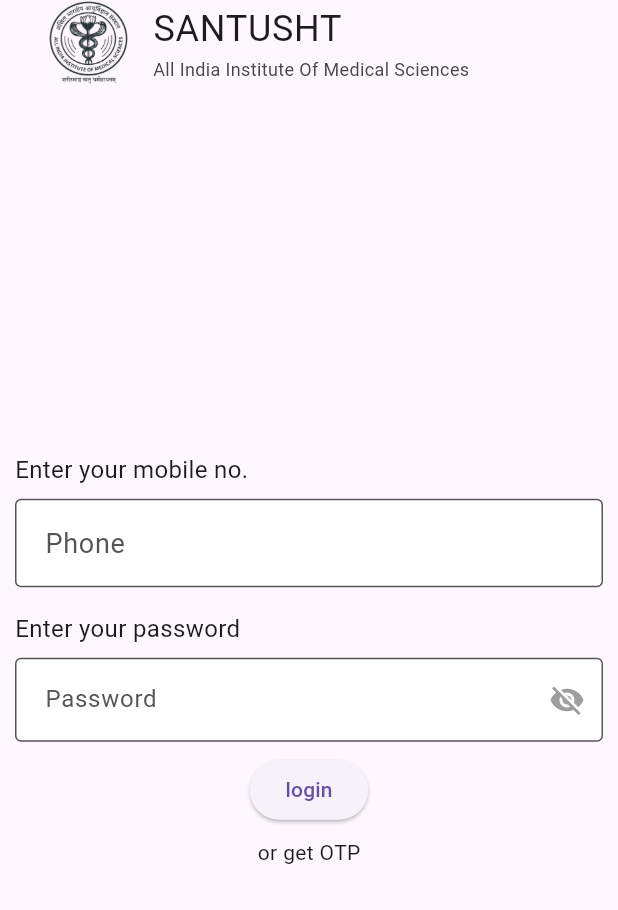
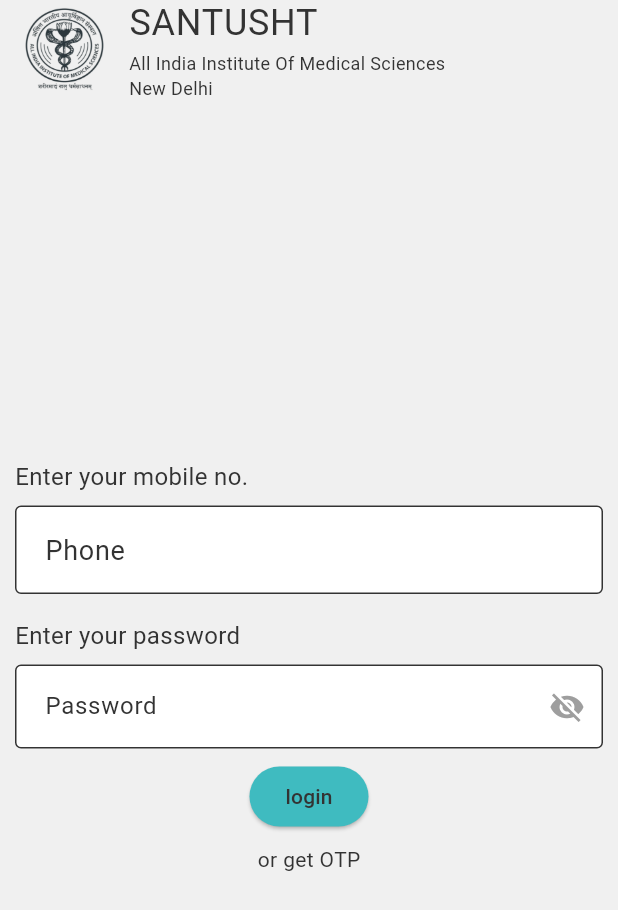
Before and after one commit to SUMITKRROY/grievanceportal, a Flutter app: the screen it shows after launch, on a phone screen of 412 x 824 dp. Shown: the top 910 px of the screen. Run offline on Flutter 3.47's test engine with Material 3 defaults, Android fonts, the phone set to English and light mode, and no system bars; our stand-ins replace bloc, dio, flutter_screenutil.

Commit message:
add themedata

```diff
--- a/lib/components/appbar.dart
+++ b/lib/components/appbar.dart
@@ -14,9 +14,10 @@
   @override
   Widget build(BuildContext context) {
     return ListTile(
-      leading: Image.asset(ImagePath.logo,height: AppSizes.largeIconSize*3,),
+      contentPadding: EdgeInsets.zero,
+      leading: Image.asset(ImagePath.logo,height: AppSizes.largeIconSize*2,),
       title: Text(CommonText.santusht,style: TextStyle(fontSize: AppSizes.largeTextSize),),
-      subtitle: const Text("All India Institute Of Medical Sciences",style: TextStyle(fontSize: AppSizes.smallTextSize),),
+      subtitle: const Text("All India Institute Of Medical Sciences\nNew Delhi",style: TextStyle(fontSize: AppSizes.smallTextSize),),
     );
   }
 }
--- a/lib/components/custom_TextFeild.dart
+++ b/lib/components/custom_TextFeild.dart
@@ -8,11 +8,12 @@
   final String? initialValue;
   final void Function(String) onChanged;
   final String label;
-  final String validatorLable;
+  final String validatorLabel;
   final List<TextInputFormatter>? inputFormatters;
   final TextEditingController? controller;
   final TextInputType? keyboardType;
   final bool obscured;
+  final bool validator;
   final dynamic suffixIcon;
   final dynamic maxline;
 
@@ -20,12 +21,12 @@
       {super.key,
         required this.label,
         this.inputFormatters,
-        required this.validatorLable,
+        required this.validatorLabel,
         this.initialValue,
         required this.onChanged,
         this.controller,
         this.obscured = false,
-        this.suffixIcon, this.keyboardType, this.maxline});
+        this.suffixIcon, this.keyboardType, this.maxline, required this.validator});
 
   @override
   @override
@@ -56,28 +57,24 @@
       maxLines: widget.maxline,
       style: const TextStyle( fontSize: 18,color: ColorsData.darkGrayColor),
       inputFormatters: widget.inputFormatters,
-      validator:(val) {
-        if (val == '') return 'Enter a valid ${widget.validatorLable}';
+      validator: (val) {
+        // Check if widget.validator is not null
+        if (widget.validator != false) {
+          // If the value is empty, return an error message
+          if (val == '') return 'Enter a valid ${widget.validatorLabel}';
+        }
+        // If widget.validator is null, return null indicating no error
         return null;
       },
+
       controller: widget.controller ?? _controller,
       onChanged: widget.onChanged,
       keyboardType: widget.keyboardType,
       textInputAction: TextInputAction.next,
       decoration: InputDecoration(
-          enabledBorder: OutlineInputBorder(
-            borderSide: BorderSide(color: ColorsData.darkGrayColor),
-          ),
-          focusedBorder: OutlineInputBorder(
-            borderSide: BorderSide(color: ColorsData.darkGrayColor),
-          ),
           contentPadding: const EdgeInsets.all(16),
           suffixIcon: widget.suffixIcon,
-          border: const OutlineInputBorder(
-              borderRadius: BorderRadius.all(Radius.circular(10))),
           hintText:  widget.label,
-          hintStyle: TextStyle(color: ColorsData.darkGrayColor),
-          fillColor: Colors.white,
           filled: true),
       obscureText: widget.obscured,
     );
--- a/lib/config/theamdata.dart
+++ b/lib/config/theamdata.dart
@@ -1,4 +1,59 @@
 import 'package:flutter/material.dart';
+  ColorScheme myColorScheme =  const ColorScheme.light(
+primary: Color(0xFF333333), // Corresponds to text color in CSS
+secondary: Color(0xFFF0F0F0), // Corresponds to background color in CSS
+    primaryContainer: Color(0xFF3fbbc0),
+surface: Color(0xFFF0F0F0), // Corresponds to background color in CSS
+background: Color(0xFFF0F0F0), // Corresponds to background color in CSS
+error: Colors.red, // Placeholder color for error
+onPrimary: Color(0xFFF0F0F0), // Corresponds to background color in CSS
+onSecondary: Color(0xFF333333), // Corresponds to text color in CSS
+onSurface: Color(0xFF333333), // Corresponds to text color in CSS
+onBackground: Color(0xFF333333), // Corresponds to text color in CSS
+onError: Colors.white, // Text color for error messages
+brightness: Brightness.light, // Assuming light theme
+);
+   ThemeData themeData= ThemeData(
+    colorScheme: myColorScheme,
+     appBarTheme:   AppBarTheme(
+      toolbarHeight: 65,
+      elevation: 0,
+  iconTheme: IconThemeData(
+    color: myColorScheme.primary, // Color of the icons in the app bar
+  ),
+),
+buttonTheme:  ButtonThemeData(
+buttonColor: myColorScheme.primaryContainer, // Button color
+textTheme: ButtonTextTheme.primary, // Button text color
+),
+textTheme: const TextTheme(
+  titleLarge: TextStyle(
+      fontSize: 20,
+      color: ColorsData.whiteColor,
+    fontWeight: FontWeight.bold
+  ),
+ bodySmall: TextStyle(
+   fontSize: 16,
+   color: ColorsData.darkGrayColor
+ )
+),
+inputDecorationTheme: const InputDecorationTheme(
+enabledBorder: OutlineInputBorder(
+borderSide: BorderSide(color: ColorsData.darkGrayColor),
+),
+focusedBorder: OutlineInputBorder(
+borderSide: BorderSide(color: ColorsData.darkGrayColor),
+),
+contentPadding: EdgeInsets.all(16),
+border: OutlineInputBorder(
+borderRadius: BorderRadius.all(Radius.circular(10)),
+),
+hintStyle: TextStyle(color: ColorsData.darkGrayColor),
+fillColor: Colors.white,
+filled: true,
+),
+);
+
 
 class ColorsData {
   // Common Colors
@@ -7,7 +62,7 @@
   static const Color textColor = Color(0xFF444444);
   static const Color whiteColor = Colors.white;
   static const Color shadowColor = Color.fromRGBO(0, 0, 0, 0.1);
-  static const Color darkGrayColor = Color(0xFF555555);
+  static const Color darkGrayColor = Color(0xFF333333);
 
   // Color for preloader
   static const Color preloaderBorderColor = primaryColor;
--- a/lib/configuration.dart
+++ b/lib/configuration.dart
@@ -1,5 +1,4 @@
 import 'package:grievanceportal/utils/API.dart';
-
 import 'config/route.dart';
 
 class Configuration{
--- a/lib/main.dart
+++ b/lib/main.dart
@@ -16,18 +16,8 @@
     return MaterialApp(
       debugShowCheckedModeBanner: false,
       title: 'Grievance portal',
-      theme: ThemeData(
-        buttonTheme: ButtonThemeData(
-          buttonColor: ColorsData.primaryColor,
-          textTheme: ButtonTextTheme.primary,
-          // You can define more button properties here as needed
-        ),
-        // Use your custom theme data here
-        primaryColor: ColorsData.primaryColor,
-        secondaryHeaderColor: ColorsData.secondaryColor,
-
-      ),
-      home: SplashScreen(),
+      theme: themeData,
+      home: const SplashScreen(),
     );
   }
 }
--- a/lib/view/login.dart
+++ b/lib/view/login.dart
@@ -1,7 +1,6 @@
 import 'package:flutter/material.dart';
 import 'package:grievanceportal/components/appbar.dart';
 import 'package:grievanceportal/components/cutom_text.dart';
-
 
 import '../components/button.dart';
 import '../components/captcha.dart';
@@ -43,6 +42,7 @@
     }
     super.dispose();
   }
+
   @override
   Widget build(BuildContext context) {
     Widget sizedBox = Utils.getSizedBoxHeight(8.0);
@@ -64,24 +64,20 @@
                 label: 'Phone',
                 onChanged: (val) => {},
                 controller: _phoneController,
-          keyboardType: TextInputType.numberWithOptions(), validatorLable: 'Login Id ',
+                keyboardType: TextInputType.numberWithOptions(),
+                validatorLabel: 'Login Id ',
+                validator: false,
               ),
               Utils.getSizedBoxHeight(16.0),
               onTap == false
-        ?Column(
+                  ? Column(
                       crossAxisAlignment: CrossAxisAlignment.start,
                       mainAxisAlignment: MainAxisAlignment.center,
                       children: [
                         CustomText(lable: "Enter your password"),
                         sizedBox,
-            TextFormField(decoration: InputDecoration(
-                enabledBorder: OutlineInputBorder(
-                  borderSide: BorderSide(color: ColorsData.darkGrayColor),
-                ),
-                focusedBorder: OutlineInputBorder(
-                  borderSide: BorderSide(color: ColorsData.darkGrayColor),
-                ),
-                contentPadding: const EdgeInsets.all(16),
+                        TextFormField(
+                          decoration: InputDecoration(
                               suffixIcon: IconButton(
                                 color: Colors.grey,
                                 icon: Icon(passwordVisible
@@ -95,17 +91,13 @@
                                   );
                                 },
                               ),
-                border: const OutlineInputBorder(
-                    borderRadius: BorderRadius.all(Radius.circular(10))),
                               hintText: "Password",
-                hintStyle: TextStyle(color: ColorsData.darkGrayColor),
-                fillColor: Colors.white,
                               filled: true),
                           obscureText: passwordVisible,
                         ),
                       ],
                     )
-    :Column(
+                  : Column(
                       children: [
                         Row(
                           mainAxisAlignment: MainAxisAlignment.spaceEvenly,
@@ -131,8 +123,8 @@
                                   onChanged: (value) {
                                     if (value.isNotEmpty) {
                                       if (index < _otpFocusNodes.length - 1) {
-                            FocusScope.of(context)
-                                .requestFocus(_otpFocusNodes[index + 1]);
+                                        FocusScope.of(context).requestFocus(
+                                            _otpFocusNodes[index + 1]);
                                       } else {
                                         // Focus on last OTP field
                                         FocusScope.of(context).unfocus();
@@ -149,7 +141,13 @@
                           mainAxisAlignment: MainAxisAlignment.spaceAround,
                           children: [
                             Text("Timer: 30"),
-            InkWell(onTap: (){},child: Text("Resend OTP",style: TextStyle(color: Colors.blueAccent),),)
+                            InkWell(
+                              onTap: () {},
+                              child: Text(
+                                "Resend OTP",
+                                style: TextStyle(color: Colors.blueAccent),
+                              ),
+                            )
                           ],
                         ),
                       ],
@@ -178,31 +176,39 @@
               Center(
                 child: Column(
                   children: [
-              ElevatedButton(  onPressed: () async {
+                    ElevatedButton(
+                        //style: Theme.of(context).buttonTheme,
+                        style: ButtonStyle(
+                            backgroundColor: MaterialStateProperty.all(
+                                Theme.of(context).colorScheme.primaryContainer)),
+                        onPressed: () {
                           bool isValid = _formKey.currentState!.validate();
                           if (isValid) {
-                  Navigator.push(context, MaterialPageRoute(builder: (context)=> Grievancescreen()));
+                            Navigator.push(
+                                context,
+                                MaterialPageRoute(
+                                    builder: (context) => Grievancescreen()));
                           }
-              }, child: Text("${onTap == false ? "login" : "get OTP"}")),
+                        },
+                        child: Text("${onTap == false ? "login" : "get OTP"}")),
                     sizedBox,
-              InkWell(onTap: (){
+                    InkWell(
+                        onTap: () {
                           setState(
                             () {
                               onTap = !onTap;
                             },
                           );
                         },
-                  child: Text("${onTap == true ? "or login" : "or get OTP"}")
+                        child: Text(
+                            "${onTap == true ? "or login" : "or get OTP"}"))
+                  ],
+                ),
               )
             ],
           ),
-        )
-
-
-      ],),
         ),
       ),
     );
   }
-
 }
--- a/lib/view/splash_screen.dart
+++ b/lib/view/splash_screen.dart
@@ -25,8 +25,7 @@
     await Future.delayed(Duration(seconds: 3));
     // User is logged in, navigate to NewsRoom
     Navigator.pushReplacement(
-      context,
-      MaterialPageRoute(builder: (context) => LoginPage()),
+      context, MaterialPageRoute(builder: (context) => LoginPage()),
     );
   }
   @override
```
Also changed, not shown: lib/view/grievance.dart (+52 -7 lines), lib/view/profile.dart (added, +17 -0 lines). Lines whose indentation alone changed are shown as unchanged.
